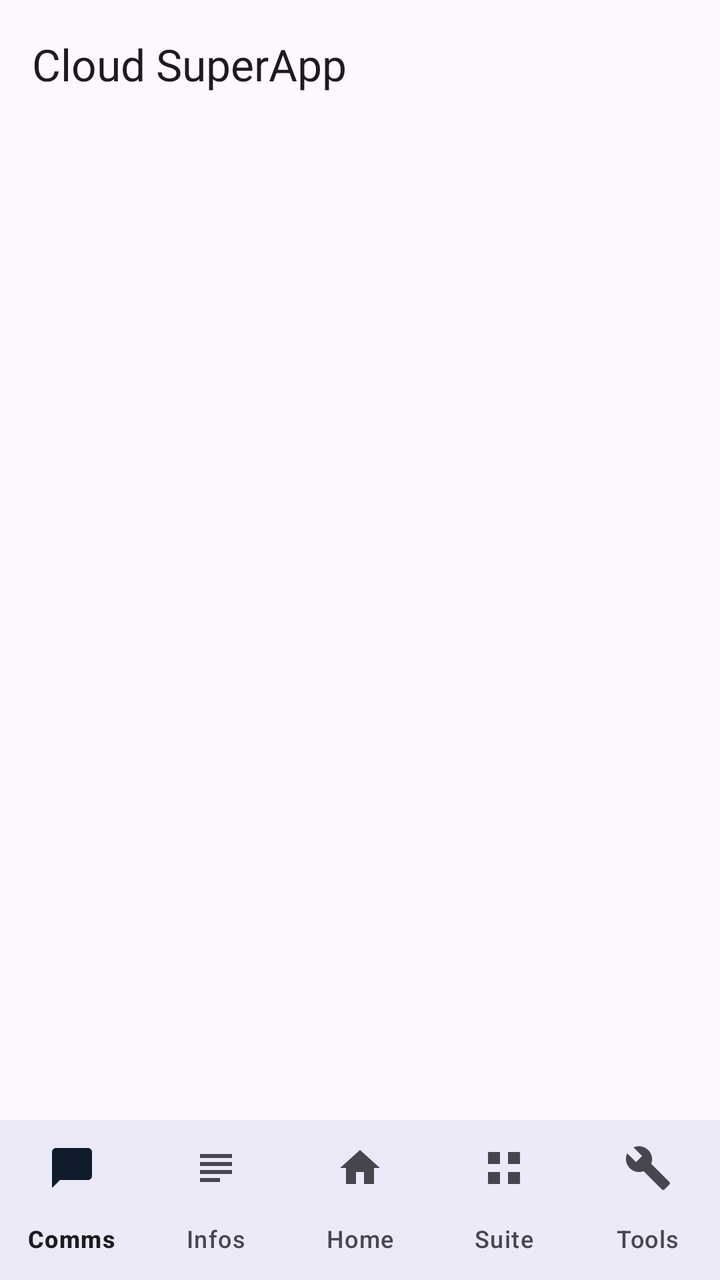
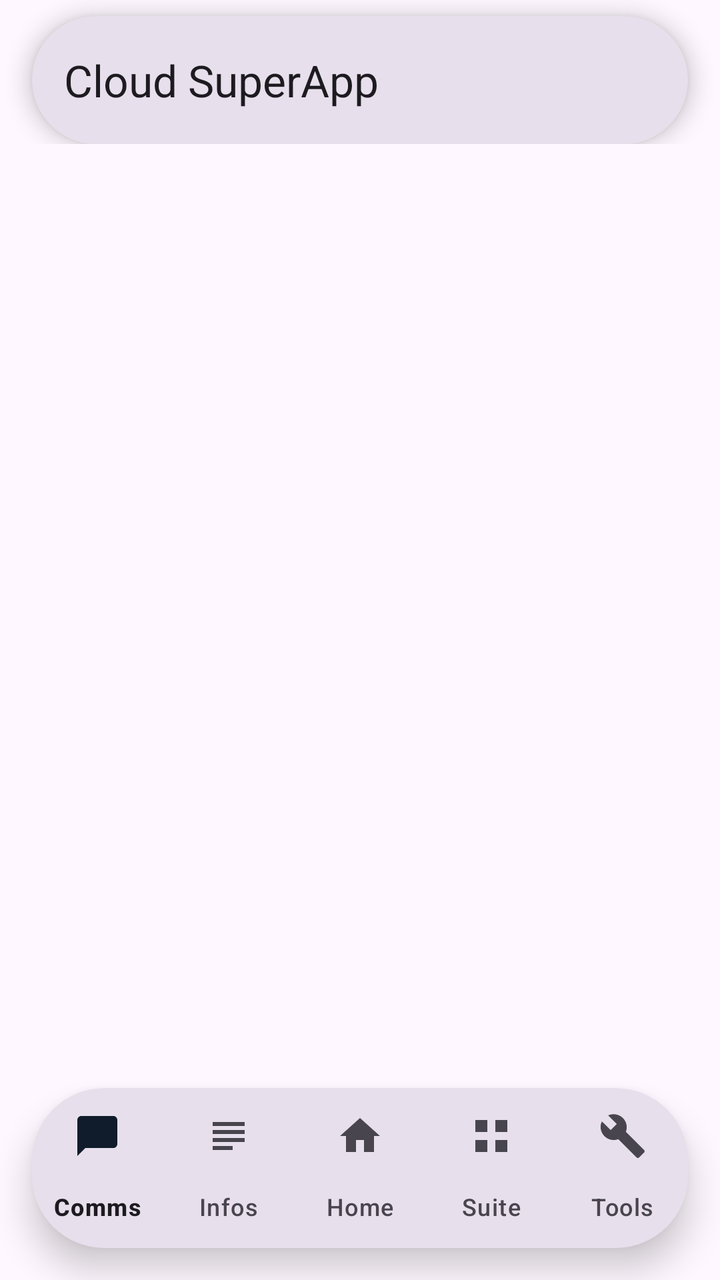

Before-and-after screenshots of an Android layout around one commit, followed by the original layout XML and the change that was made.
<!-- AndroidManifest.xml: application theme Theme.Superapp -->
<!-- res/layout/activity_main.xml -->
<?xml version="1.0" encoding="utf-8"?>
<androidx.drawerlayout.widget.DrawerLayout
    xmlns:android="http://schemas.android.com/apk/res/android"
    xmlns:app="http://schemas.android.com/apk/res-auto"
    xmlns:tools="http://schemas.android.com/tools"
    android:id="@+id/drawer_layout"
    android:layout_width="match_parent"
    android:layout_height="match_parent"
    android:fitsSystemWindows="true"
    tools:openDrawer="start">

    <androidx.coordinatorlayout.widget.CoordinatorLayout
        android:layout_width="match_parent"
        android:layout_height="match_parent">

        <com.google.android.material.appbar.AppBarLayout
            android:id="@+id/app_bar"
            android:layout_width="match_parent"
            android:layout_height="wrap_content"
            android:fitsSystemWindows="true"
            app:liftOnScroll="true">

            <com.google.android.material.appbar.MaterialToolbar
                android:id="@+id/toolbar"
                android:layout_width="match_parent"
                android:layout_height="?attr/actionBarSize"
                android:background="?attr/colorSurface"
                app:titleCentered="false"
                app:titleTextAppearance="?attr/textAppearanceTitleLarge"
                app:title="@string/app_name" />
        </com.google.android.material.appbar.AppBarLayout>

        
        <androidx.fragment.app.FragmentContainerView
            android:id="@+id/fragment_container"
            android:layout_width="match_parent"
            android:layout_height="match_parent"
            android:layout_marginBottom="56dp"
            app:layout_behavior="@string/appbar_scrolling_view_behavior" />

        <com.google.android.material.bottomnavigation.BottomNavigationView
            android:id="@+id/bottom_nav"
            android:layout_width="match_parent"
            android:layout_height="wrap_content"
            android:layout_gravity="bottom"
            android:background="?attr/colorSurface"
            app:labelVisibilityMode="labeled"
            app:menu="@menu/bottom_nav" />
    </androidx.coordinatorlayout.widget.CoordinatorLayout>

    
    <include layout="@layout/view_drawer_panel" />

</androidx.drawerlayout.widget.DrawerLayout>
<!-- res/layout/view_drawer_panel.xml (included above) -->
<?xml version="1.0" encoding="utf-8"?>
<LinearLayout xmlns:android="http://schemas.android.com/apk/res/android"
    xmlns:app="http://schemas.android.com/apk/res-auto"
    android:id="@+id/drawer_panel"
    android:layout_width="280dp"
    android:layout_height="match_parent"
    android:layout_gravity="start"
    android:background="?attr/colorSurface"
    android:fitsSystemWindows="true"
    android:orientation="vertical">

    <com.google.android.material.tabs.TabLayout
        android:id="@+id/drawer_tabs"
        android:layout_width="match_parent"
        android:layout_height="wrap_content"
        app:tabGravity="fill"
        app:tabMode="fixed" />

    
    <com.google.android.material.tabs.TabLayout
        android:id="@+id/drawer_page_tabs"
        android:layout_width="match_parent"
        android:layout_height="wrap_content"
        android:background="?attr/colorSurfaceVariant"
        android:visibility="gone"
        app:tabMode="scrollable"
        app:tabContentStart="8dp"
        app:tabPaddingStart="12dp"
        app:tabPaddingEnd="12dp"
        app:tabTextAppearance="?attr/textAppearanceLabelMedium" />

    <androidx.fragment.app.FragmentContainerView
        android:id="@+id/drawer_content"
        android:layout_width="match_parent"
        android:layout_height="0dp"
        android:layout_weight="1" />
</LinearLayout>
<!-- resources referenced by this layout -->
<resources>
  <string name="app_name">Cloud SuperApp</string>
  <style name="Theme.Superapp" parent="Theme.Material3.DayNight.NoActionBar">
          
          <item name="colorPrimary">@color/cloud_primary</item>
          <item name="colorOnPrimary">@color/cloud_on_primary</item>
          <item name="colorPrimaryContainer">@color/cloud_primary_container</item>
          <item name="colorOnPrimaryContainer">@color/cloud_on_primary_container</item>
          <item name="colorSecondary">@color/cloud_secondary</item>
          <item name="colorSecondaryContainer">@color/cloud_secondary_container</item>
          <item name="colorOnSecondaryContainer">@color/cloud_on_secondary_container</item>
          <item name="colorTertiary">@color/cloud_tertiary</item>
          <item name="colorTertiaryContainer">@color/cloud_tertiary_container</item>
  
          
          <item name="android:statusBarColor" tools:targetApi="lollipop">@android:color/transparent</item>
          <item name="android:navigationBarColor" tools:targetApi="lollipop">@android:color/transparent</item>
          <item name="android:windowDrawsSystemBarBackgrounds" tools:targetApi="lollipop">true</item>
          <item name="android:windowLightStatusBar" tools:targetApi="m">true</item>
          <item name="android:windowLightNavigationBar" tools:targetApi="o_mr1">true</item>
          <item name="android:enforceStatusBarContrast" tools:targetApi="q">false</item>
          <item name="android:enforceNavigationBarContrast" tools:targetApi="q">false</item>
  
          
          <item name="bottomNavigationStyle">@style/Widget.CloudSuperApp.BottomNavigationView</item>
      </style>
  <color name="cloud_primary">#FF1565C0</color>
  <color name="cloud_on_primary">#FFFFFFFF</color>
  <color name="cloud_primary_container">#FFD0E4FF</color>
  <color name="cloud_on_primary_container">#FF001D36</color>
  <color name="cloud_secondary">#FF535F70</color>
  <color name="cloud_secondary_container">#FFD7E3F7</color>
  <color name="cloud_on_secondary_container">#FF101C2B</color>
  <color name="cloud_tertiary">#FF6B5778</color>
  <color name="cloud_tertiary_container">#FFF3DAFF</color>
  <style name="Widget.CloudSuperApp.BottomNavigationView" parent="Widget.Material3.BottomNavigationView">
          <item name="itemActiveIndicatorStyle">@style/Widget.CloudSuperApp.BottomNavigationView.ActiveIndicator</item>
      </style>
  <style name="Widget.CloudSuperApp.BottomNavigationView.ActiveIndicator" parent="Widget.Material3.BottomNavigationView.ActiveIndicator">
          <item name="android:color">@color/cloud_primary_container</item>
      </style>
</resources>

<!-- the commit's change to res/layout/activity_main.xml (unified diff, before → after) -->
@@ -13,21 +13,37 @@
         android:layout_width="match_parent"
         android:layout_height="match_parent">
 
+        
         <com.google.android.material.appbar.AppBarLayout
             android:id="@+id/app_bar"
             android:layout_width="match_parent"
             android:layout_height="wrap_content"
+            android:background="@android:color/transparent"
             android:fitsSystemWindows="true"
-            app:liftOnScroll="true">
+            app:liftOnScroll="false">
 
-            <com.google.android.material.appbar.MaterialToolbar
-                android:id="@+id/toolbar"
+            <com.google.android.material.card.MaterialCardView
+                android:id="@+id/toolbar_island"
                 android:layout_width="match_parent"
-                android:layout_height="?attr/actionBarSize"
-                android:background="?attr/colorSurface"
-                app:titleCentered="false"
-                app:titleTextAppearance="?attr/textAppearanceTitleLarge"
-                app:title="@string/app_name" />
+                android:layout_height="wrap_content"
+                android:layout_marginStart="16dp"
+                android:layout_marginEnd="16dp"
+                android:layout_marginTop="8dp"
+                app:cardCornerRadius="32dp"
+                app:cardElevation="6dp"
+                app:cardBackgroundColor="?attr/colorSurfaceVariant"
+                app:strokeWidth="0dp">
+
+                <com.google.android.material.appbar.MaterialToolbar
+                    android:id="@+id/toolbar"
+                    android:layout_width="match_parent"
+                    android:layout_height="?attr/actionBarSize"
+                    android:background="@android:color/transparent"
+                    app:titleCentered="false"
+                    app:titleTextAppearance="?attr/textAppearanceTitleLarge"
+                    app:title="@string/app_name" />
+
+            </com.google.android.material.card.MaterialCardView>
         </com.google.android.material.appbar.AppBarLayout>
 
         
@@ -35,17 +51,32 @@
             android:id="@+id/fragment_container"
             android:layout_width="match_parent"
             android:layout_height="match_parent"
-            android:layout_marginBottom="56dp"
+            android:layout_marginBottom="96dp"
             app:layout_behavior="@string/appbar_scrolling_view_behavior" />
 
-        <com.google.android.material.bottomnavigation.BottomNavigationView
-            android:id="@+id/bottom_nav"
+        
+        <com.google.android.material.card.MaterialCardView
+            android:id="@+id/bottom_nav_island"
             android:layout_width="match_parent"
             android:layout_height="wrap_content"
             android:layout_gravity="bottom"
-            android:background="?attr/colorSurface"
-            app:labelVisibilityMode="labeled"
-            app:menu="@menu/bottom_nav" />
+            android:layout_marginStart="16dp"
+            android:layout_marginEnd="16dp"
+            android:layout_marginBottom="16dp"
+            app:cardCornerRadius="36dp"
+            app:cardElevation="10dp"
+            app:cardBackgroundColor="?attr/colorSurfaceVariant"
+            app:strokeWidth="0dp">
+
+            <com.google.android.material.bottomnavigation.BottomNavigationView
+                android:id="@+id/bottom_nav"
+                android:layout_width="match_parent"
+                android:layout_height="wrap_content"
+                android:background="@android:color/transparent"
+                app:labelVisibilityMode="labeled"
+                app:menu="@menu/bottom_nav" />
+
+        </com.google.android.material.card.MaterialCardView>
     </androidx.coordinatorlayout.widget.CoordinatorLayout>
 
     
